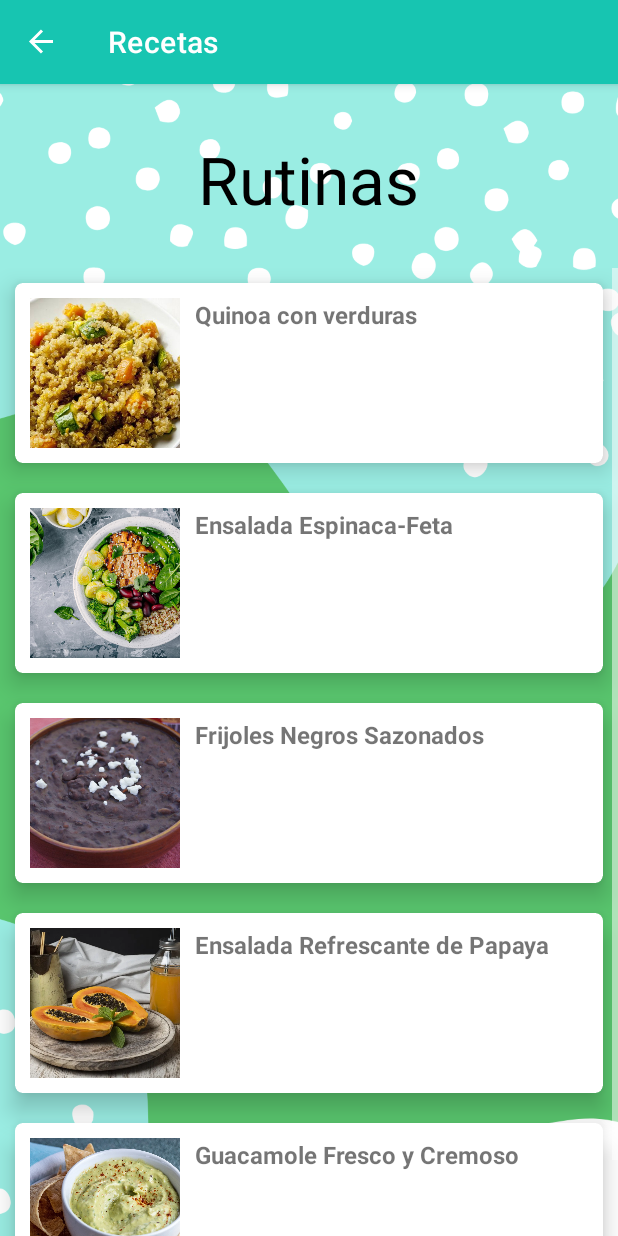
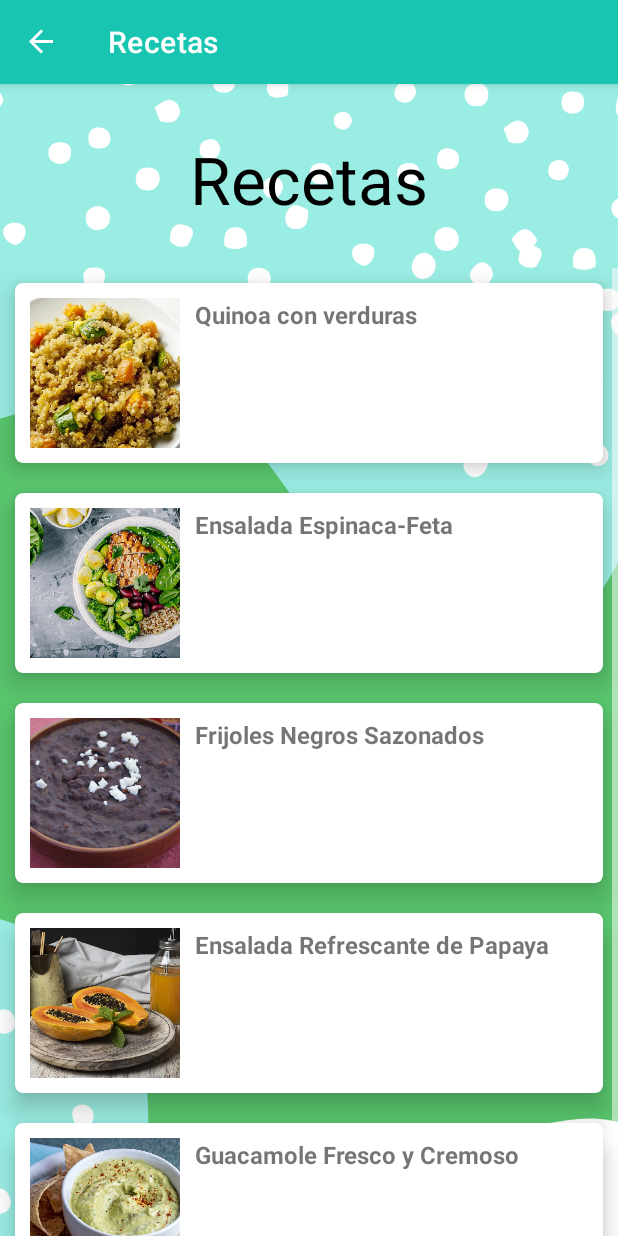
Before and after one commit to cesargc826/FitnessCenter, an Android app: the screen it shows after launch (MainActivity), in the side drawer, after a tap on "Recetas", on a phone screen of 412 x 824 dp. Run offline under Robolectric (Android 15) with nearby library versions, the phone set to English and light mode, and no system bars; our stand-ins replace Room's generated code, navigation-ui; Roboto replaces fonts that are not available here.

Commit message:
Arreglando las mamadas de werin

```diff
--- a/app/src/main/java/com/example/fitnesscenter/RecetasFragment.java
+++ b/app/src/main/java/com/example/fitnesscenter/RecetasFragment.java
@@ -37,7 +37,7 @@ public class RecetasFragment extends Fragment {
     @Override
     public View onCreateView(@NonNull LayoutInflater inflater,
                              ViewGroup container, Bundle savedInstanceState) {
-        root = inflater.inflate(R.layout.fragment_rutina, container, false);
+        root = inflater.inflate(R.layout.fragment_recetas, container, false);
 
         rvLista = (RecyclerView) root.findViewById(R.id.rvLista);
         addInventario = (FloatingActionButton) root.findViewById(R.id.BtnAgregar);
```
